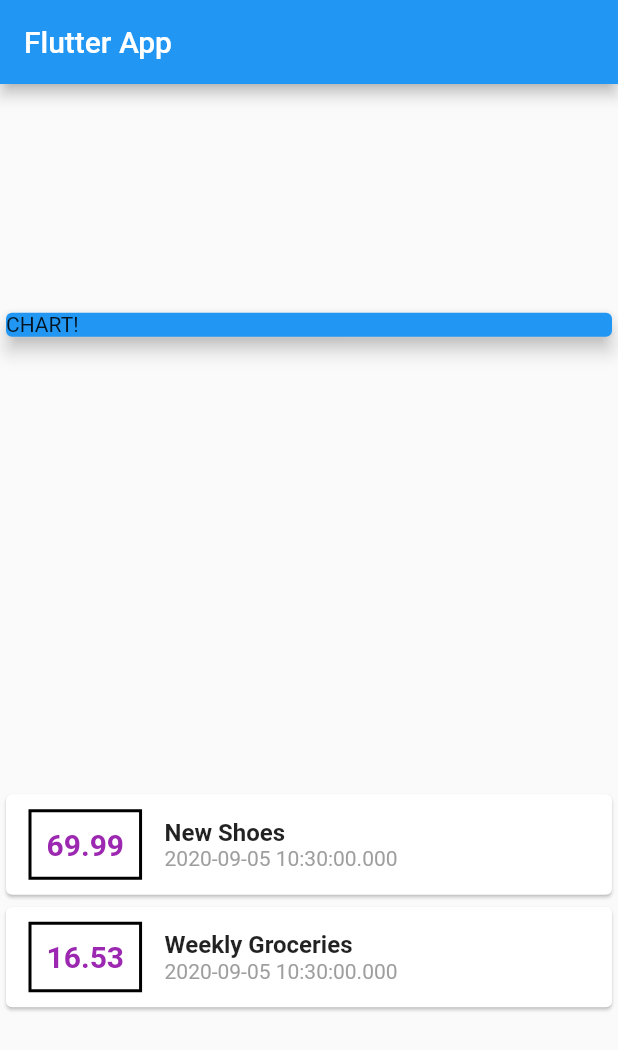
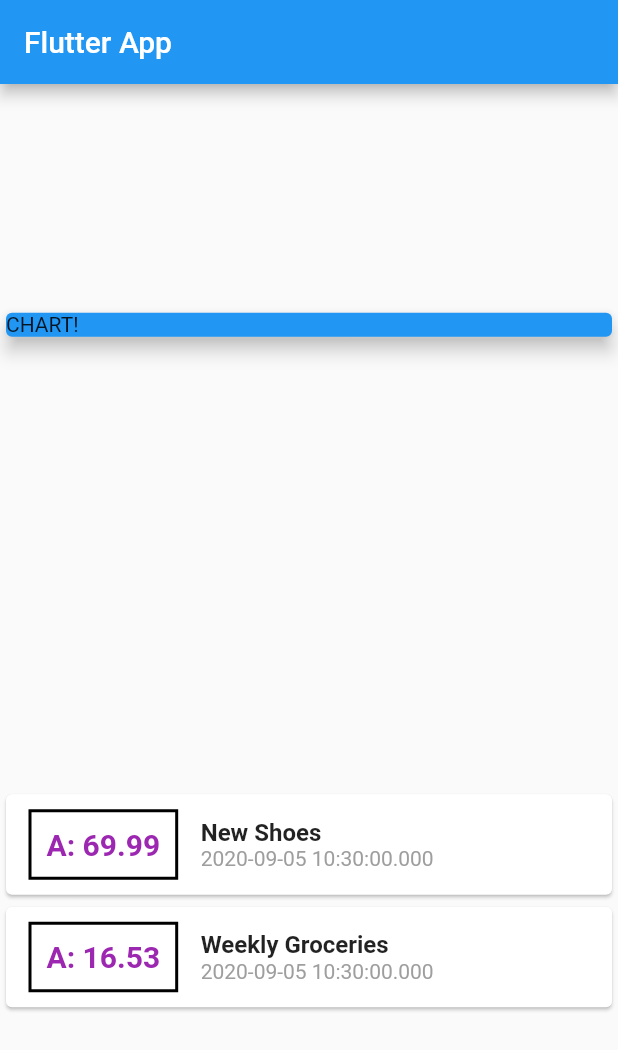
Before and after one commit to thloc/learn-flutter, a Flutter app: the screen it shows after launch, on a phone screen of 412 x 824 dp. Shown: the top 1050 px of the screen. Run offline on Flutter 3.47's test engine with Material 2 defaults, Android fonts, the phone set to English and light mode, and no system bars.

```diff
--- a/demo_flutter_app/lib/main.dart
+++ b/demo_flutter_app/lib/main.dart
@@ -60,7 +60,7 @@ class MyHomePage extends StatelessWidget {
                     ),
                     padding: EdgeInsets.all(10),
                     child: Text(
-                      tx.amount.toString(),
+                      'A: ${tx.amount}',
                       style: TextStyle(
                         fontWeight: FontWeight.bold,
                         fontSize: 20,
```
